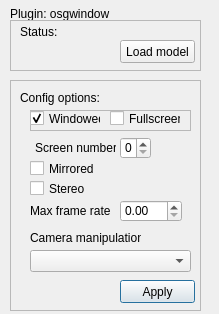
Old version of the form plugins/osgwindow/osgwindow.ui in the repository tmpearce/NERVE.
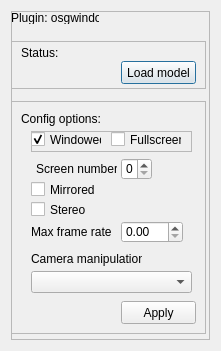
New version of the form.

Commit message: Working on osgwindow plugin and example center-out task which uses it.

The edit to the form file:
```diff
--- a/plugins/osgwindow/osgwindow.ui
+++ b/plugins/osgwindow/osgwindow.ui
@@ -6,20 +6,77 @@
    <rect>
     <x>0</x>
     <y>0</y>
-    <width>219</width>
-    <height>314</height>
+    <width>221</width>
+    <height>351</height>
    </rect>
   </property>
+  <property name="minimumSize">
+   <size>
+    <width>221</width>
+    <height>351</height>
+   </size>
+  </property>
   <property name="windowTitle">
    <string>Dialog</string>
   </property>
+  <layout class="QVBoxLayout" name="verticalLayout">
+   <item>
+    <widget class="QFrame" name="frame_4">
+     <property name="frameShape">
+      <enum>QFrame::StyledPanel</enum>
+     </property>
+     <property name="frameShadow">
+      <enum>QFrame::Raised</enum>
+     </property>
+     <widget class="QFrame" name="frame_3">
+      <property name="geometry">
+       <rect>
+        <x>0</x>
+        <y>30</y>
+        <width>195</width>
+        <height>48</height>
+       </rect>
+      </property>
+      <property name="frameShape">
+       <enum>QFrame::StyledPanel</enum>
+      </property>
+      <property name="frameShadow">
+       <enum>QFrame::Raised</enum>
+      </property>
+      <widget class="QLabel" name="label_5">
+       <property name="geometry">
+        <rect>
+         <x>10</x>
+         <y>5</y>
+         <width>46</width>
+         <height>13</height>
+        </rect>
+       </property>
+       <property name="text">
+        <string>Status:</string>
+       </property>
+      </widget>
+      <widget class="QPushButton" name="loadButton">
+       <property name="geometry">
+        <rect>
+         <x>110</x>
+         <y>20</y>
+         <width>75</width>
+         <height>23</height>
+        </rect>
+       </property>
+       <property name="text">
+        <string>Load model</string>
+       </property>
+      </widget>
+     </widget>
   <widget class="QLabel" name="label">
    <property name="geometry">
     <rect>
-     <x>10</x>
-     <y>6</y>
-     <width>101</width>
-     <height>16</height>
+        <x>0</x>
+        <y>0</y>
+        <width>88</width>
+        <height>13</height>
     </rect>
    </property>
    <property name="text">
@@ -29,10 +86,10 @@
   <widget class="QFrame" name="frame">
    <property name="geometry">
     <rect>
-     <x>10</x>
-     <y>80</y>
-     <width>191</width>
-     <height>231</height>
+        <x>0</x>
+        <y>90</y>
+        <width>195</width>
+        <height>233</height>
     </rect>
    </property>
    <property name="frameShape">
@@ -208,48 +265,9 @@
     </property>
    </widget>
   </widget>
-  <widget class="QFrame" name="frame_3">
-   <property name="geometry">
-    <rect>
-     <x>10</x>
-     <y>20</y>
-     <width>191</width>
-     <height>51</height>
-    </rect>
-   </property>
-   <property name="frameShape">
-    <enum>QFrame::StyledPanel</enum>
-   </property>
-   <property name="frameShadow">
-    <enum>QFrame::Raised</enum>
-   </property>
-   <widget class="QLabel" name="label_5">
-    <property name="geometry">
-     <rect>
-      <x>10</x>
-      <y>5</y>
-      <width>46</width>
-      <height>13</height>
-     </rect>
-    </property>
-    <property name="text">
-     <string>Status:</string>
-    </property>
-   </widget>
-   <widget class="QPushButton" name="loadButton">
-    <property name="geometry">
-     <rect>
-      <x>110</x>
-      <y>20</y>
-      <width>75</width>
-      <height>23</height>
-     </rect>
-    </property>
-    <property name="text">
-     <string>Load model</string>
-    </property>
-   </widget>
-  </widget>
+    </widget>
+   </item>
+  </layout>
  </widget>
  <resources/>
  <connections/>
```
Lines whose indentation alone changed are shown as unchanged. The commit also changes 13 other files.
